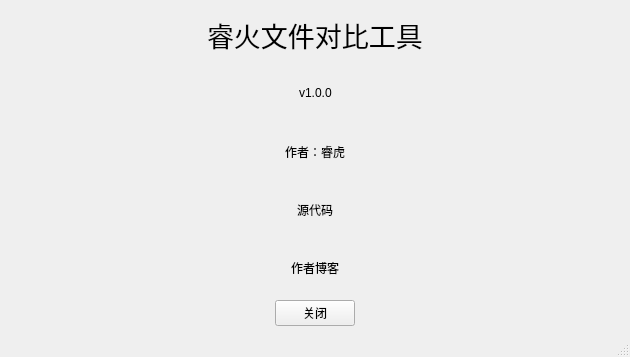
Before: the Qt Designer form aboutwindow.ui in laisc7301/RuihuoFileComparison, drawn with Qt 5.
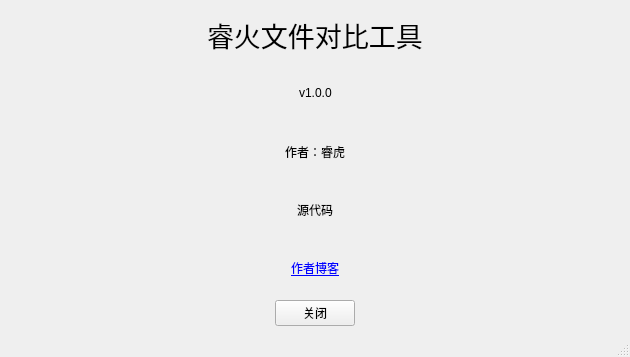
After: the same form once the commit is applied.

```diff
--- a/aboutwindow.ui
+++ b/aboutwindow.ui
@@ -188,7 +188,10 @@
         <item>
          <widget class="QLabel" name="label_5">
           <property name="text">
-           <string>作者博客</string>
+           <string>&lt;a href=&quot;https://laisc7301.github.io/&quot;&gt;作者博客&lt;/a&gt;</string>
+          </property>
+          <property name="textFormat">
+           <enum>Qt::RichText</enum>
           </property>
          </widget>
         </item>
```
